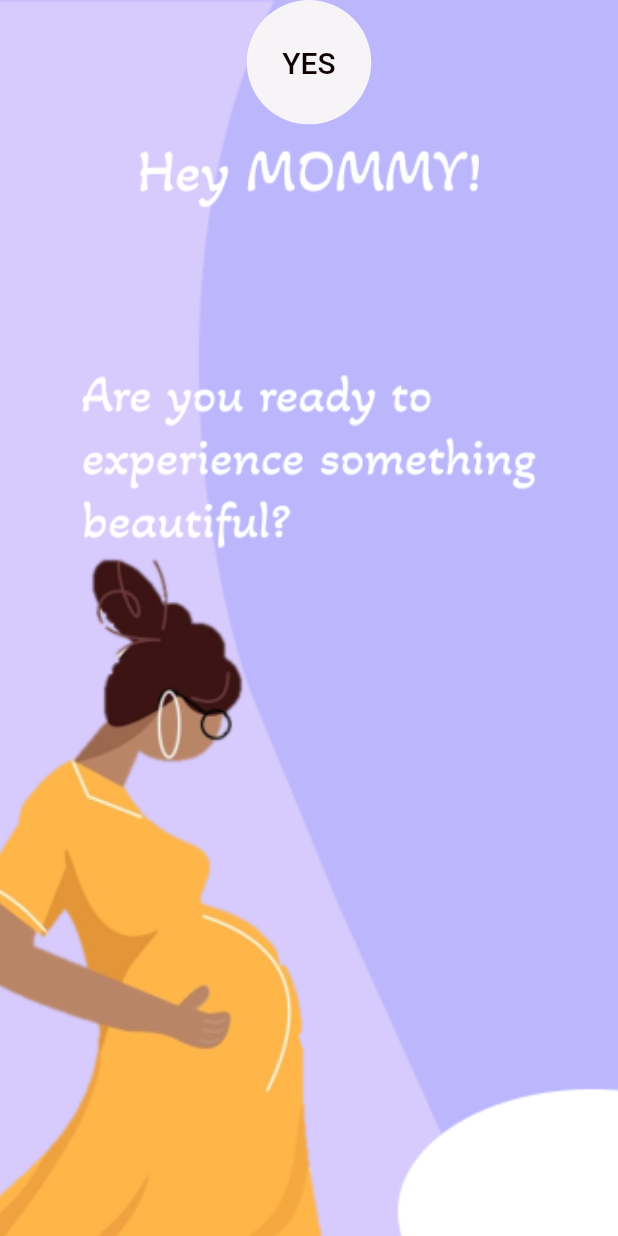
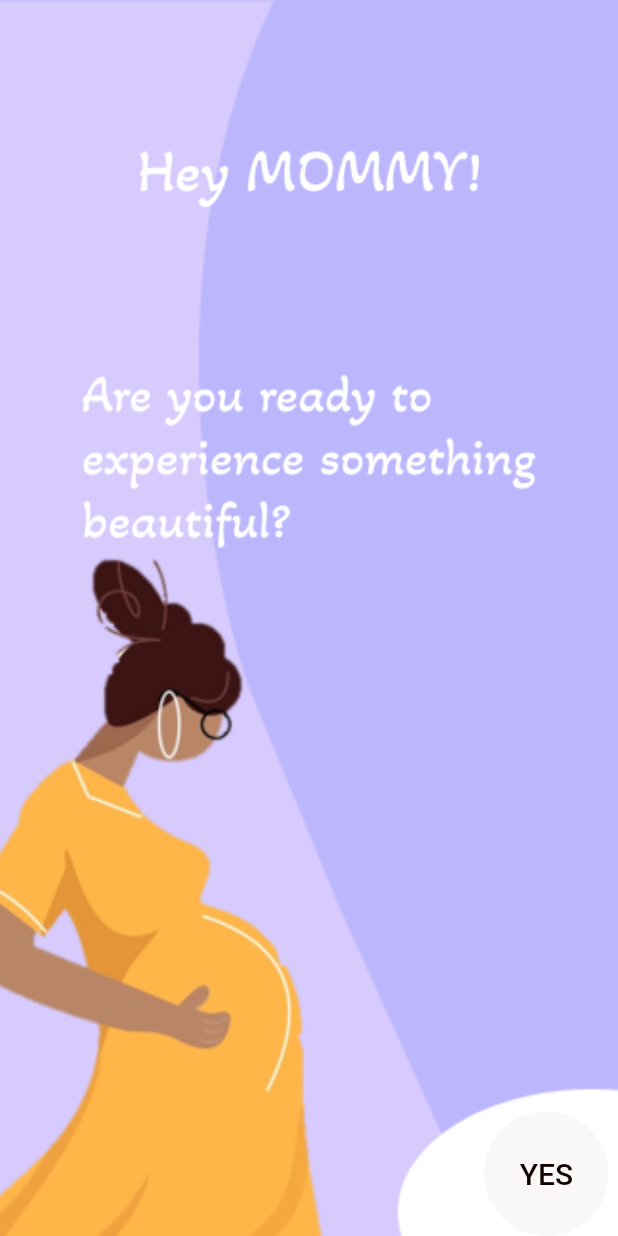
Before and after one commit to Season-of-Code-2022-MDG-Space/mommy-to-be, a Flutter app: the screen it shows after launch, on a phone screen of 412 x 824 dp. Run offline on Flutter 3.47's test engine with Material 2 defaults, Android fonts, the phone set to English and light mode, and no system bars.

Commit message:
Correction1

```diff
--- a/mommy_to_be/lib/Screens/Welcome/components/background.dart
+++ /dev/null
@@ -1,46 +0,0 @@
-import 'package:flutter/material.dart';
-
-class Background extends StatelessWidget {
-  final Widget child;
-
-  const Background({
-    Key? key,
-    required this.child,
-    size,
-  }) : super(key: key);
-
-  @override
-  Widget build(BuildContext context) {
-    Size size =
-        MediaQuery.of(context).size; // For total height and width of screen
-
-    return Container(
-      decoration: const BoxDecoration(
-        image: DecorationImage(
-          image: AssetImage("assets/images/Android Small - 11 (1).png"),
-          fit: BoxFit.cover,
-        ),
-      ),
-      height: size.height,
-      width: double.infinity,
-      child: Stack(
-        alignment: Alignment.center,
-        children: <Widget>[
-          Positioned(
-            top: 100,
-            child: Image.asset(
-              "assets/images/Hey MOMMY!.png",
-            ),
-          ),
-          Positioned(
-            top: 250,
-            child: Image.asset(
-              "assets/images/Are you ready to experience something beautiful_.png",
-            ),
-          ),
-          child,
-        ],
-      ),
-    );
-  }
-}
--- a/mommy_to_be/lib/Screens/Welcome/components/body.dart
+++ b/mommy_to_be/lib/Screens/Welcome/components/body.dart
@@ -1,17 +1,42 @@
 // ignore_for_file: deprecated_member_use
 
 import 'package:flutter/material.dart';
-import 'package:mommy_to_be/Screens/Welcome/components/background.dart';
 
 class Body extends StatelessWidget {
   const Body({Key? key}) : super(key: key);
 
   @override
   Widget build(BuildContext context) {
-    return Background(
-      child: Column(
+    Size size =
+        MediaQuery.of(context).size; // For total height and width of screen
+
+    return Container(
+      decoration: const BoxDecoration(
+        image: DecorationImage(
+          image: AssetImage("assets/images/Android Small - 11 (1).png"),
+          fit: BoxFit.cover,
+        ),
+      ),
+      height: size.height,
+      width: double.infinity,
+      child: Stack(
+        alignment: Alignment.center,
         children: <Widget>[
           Positioned(
+            top: 100,
+            child: Image.asset(
+              "assets/images/Hey MOMMY!.png",
+            ),
+          ),
+          Positioned(
+            top: 250,
+            child: Image.asset(
+              "assets/images/Are you ready to experience something beautiful_.png",
+            ),
+          ),
+          Positioned(
+            bottom: 0,
+            right: 0,
             child: ClipRRect(
               child: FlatButton(
                 padding:
--- a/mommy_to_be/lib/constants.dart
+++ b/mommy_to_be/lib/constants.dart
@@ -1,4 +1,4 @@
 import 'package:flutter/material.dart';
 
-const kPrimaryColor = Color.fromARGB(206, 106, 87, 212);
+const kPrimaryColor = Color.fromARGB(158, 64, 41, 197);
 const kPrimaryLightColor = Color.fromARGB(255, 255, 255, 255);
```
